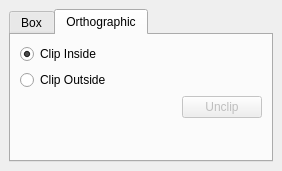
Qt form Polyhedron/demo/Polyhedron/Plugins/PCA/Clipping_box_widget.ui (CGAL/cgal) before a commit.
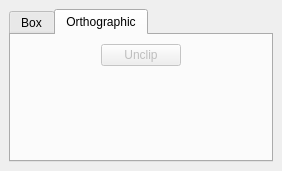
The same form after that commit. The open tabs and pages were chosen to show the change.

Commit message: Add a tab to the clipping_box_plugin to clip from a 2D rectangle.

The edit to the form file:
```diff
--- a/Polyhedron/demo/Polyhedron/Plugins/PCA/Clipping_box_widget.ui
+++ b/Polyhedron/demo/Polyhedron/Plugins/PCA/Clipping_box_widget.ui
@@ -85,23 +85,6 @@
         <string>Orthographic</string>
        </attribute>
        <layout class="QVBoxLayout" name="verticalLayout_3">
-        <item>
-         <widget class="QRadioButton" name="clip_inside_button">
-          <property name="text">
-           <string>Clip Inside</string>
-          </property>
-          <property name="checked">
-           <bool>true</bool>
-          </property>
-         </widget>
-        </item>
-        <item>
-         <widget class="QRadioButton" name="clip_outside_button">
-          <property name="text">
-           <string>Clip Outside</string>
-          </property>
-         </widget>
-        </item>
         <item>
          <layout class="QHBoxLayout" name="horizontalLayout_2">
           <item>
@@ -127,6 +110,19 @@
             </property>
            </widget>
           </item>
+          <item>
+           <spacer name="horizontalSpacer_4">
+            <property name="orientation">
+             <enum>Qt::Horizontal</enum>
+            </property>
+            <property name="sizeHint" stdset="0">
+             <size>
+              <width>40</width>
+              <height>20</height>
+             </size>
+            </property>
+           </spacer>
+          </item>
          </layout>
         </item>
         <item>
```
Left out of the diff: 2 changed lines with no effect on the pictures. The commit also changes 6 other files.
